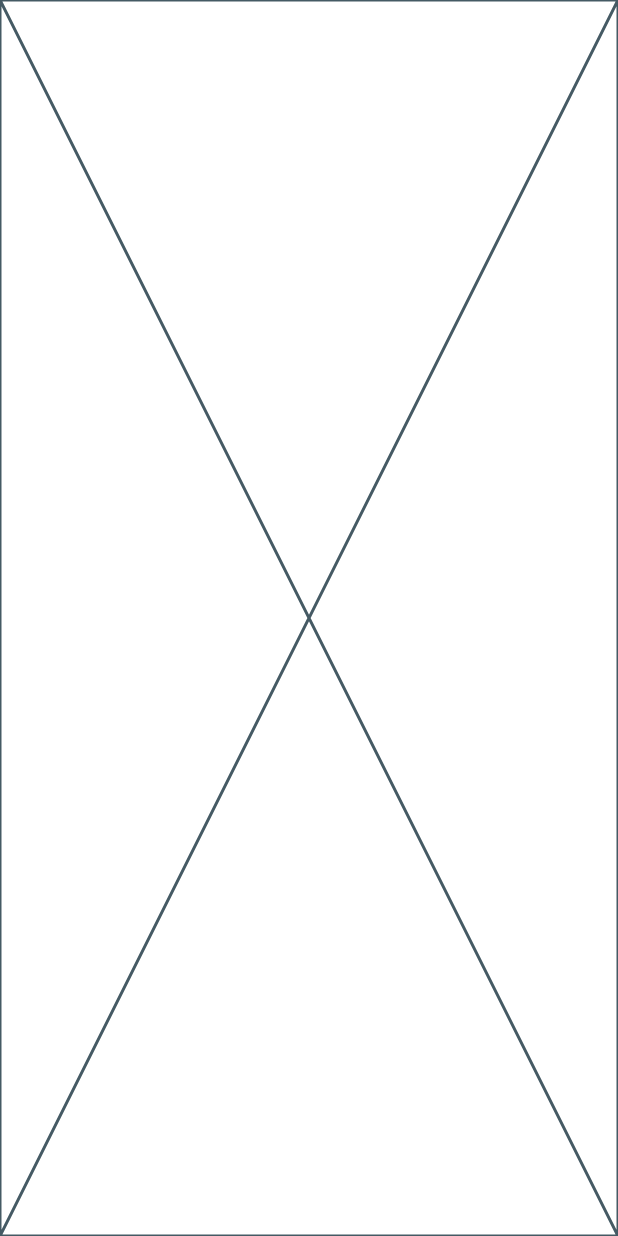
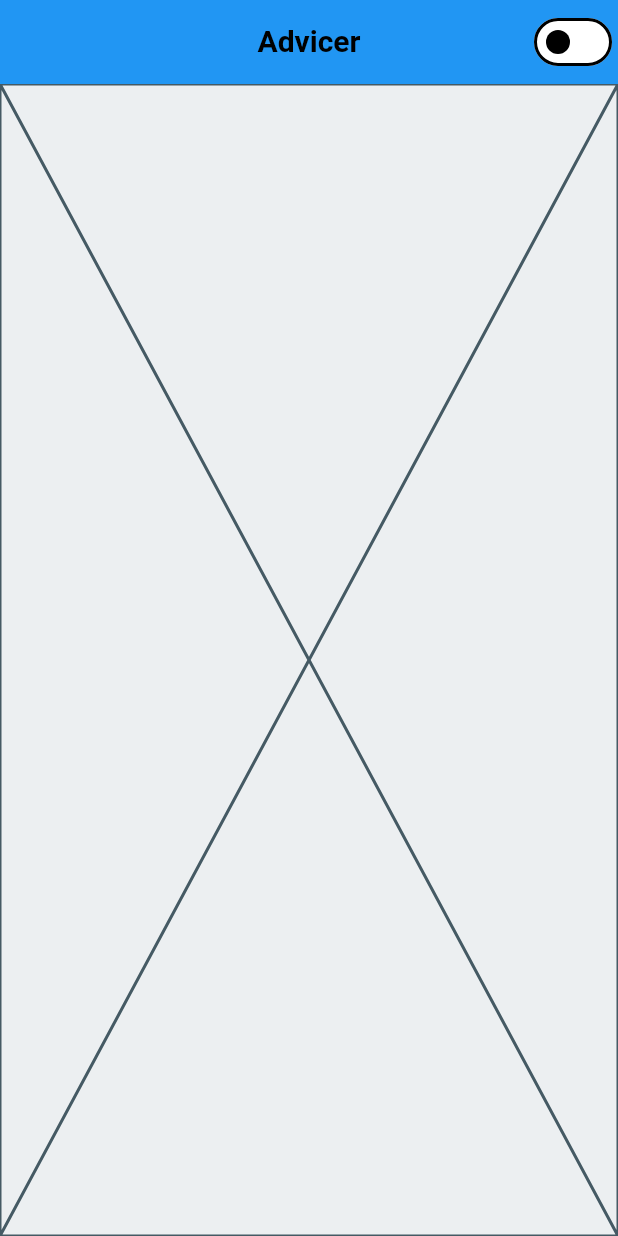
Before and after one commit to Momen-Assaf/adviser, a Flutter app: the screen it shows after launch, on a phone screen of 412 x 824 dp. Run offline on Flutter 3.47's test engine with Material 3 defaults, Android fonts, the phone set to English and light mode, and no system bars; Roboto replaces fonts that are missing (Rubik).

Commit message:
advisor page setup/ basic theme

```diff
--- /dev/null
+++ b/advicer/lib/2_application/pages/advice/advicer_page.dart
@@ -0,0 +1,30 @@
+import 'package:advicer/2_application/core/services/theme_service.dart';
+import 'package:flutter/material.dart';
+import 'package:provider/provider.dart';
+
+class AdvicerPage extends StatelessWidget {
+  const AdvicerPage({super.key});
+
+  @override
+  Widget build(BuildContext context) {
+    final themeData = Theme.of(context);
+    return Scaffold(
+      appBar: AppBar(
+        title: Text(
+          'Advicer',
+          style: themeData.textTheme.headlineLarge,
+        ),
+        centerTitle: true,
+        actions: [
+          Switch(
+            value: Provider.of<ThemeService>(context).isDarkModeOn,
+            onChanged: (_) {
+              Provider.of<ThemeService>(context, listen: false).toggleTheme();
+            },
+          ),
+        ],
+      ),
+      body: Placeholder(),
+    );
+  }
+}
--- a/advicer/lib/main.dart
+++ b/advicer/lib/main.dart
@@ -1,3 +1,4 @@
+import 'package:advicer/2_application/pages/advice/advicer_page.dart';
 import 'package:advicer/theme.dart';
 import 'package:flutter/material.dart';
 import 'package:provider/provider.dart';
@@ -20,7 +21,7 @@ class MyApp extends StatelessWidget {
         themeMode: themeService.isDarkModeOn ? ThemeMode.dark : ThemeMode.light,
         theme: AppTheme.lightTheme,
         darkTheme: AppTheme.darkTheme,
-        home: const Placeholder(),
+        home: const AdvicerPage(),
       );
     });
   }
```
